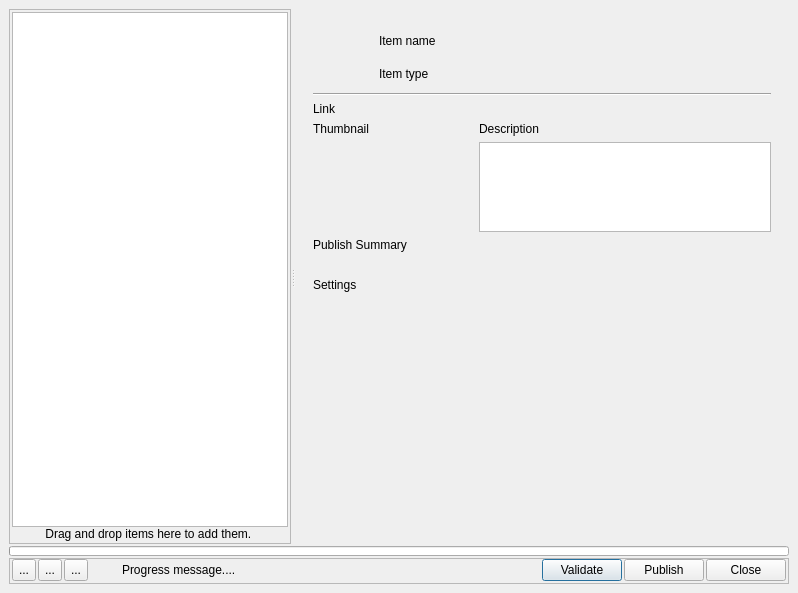
First picture: the form in resources/dialog.ui, repository shotgunsoftware/tk-multi-publish2, before the edit.
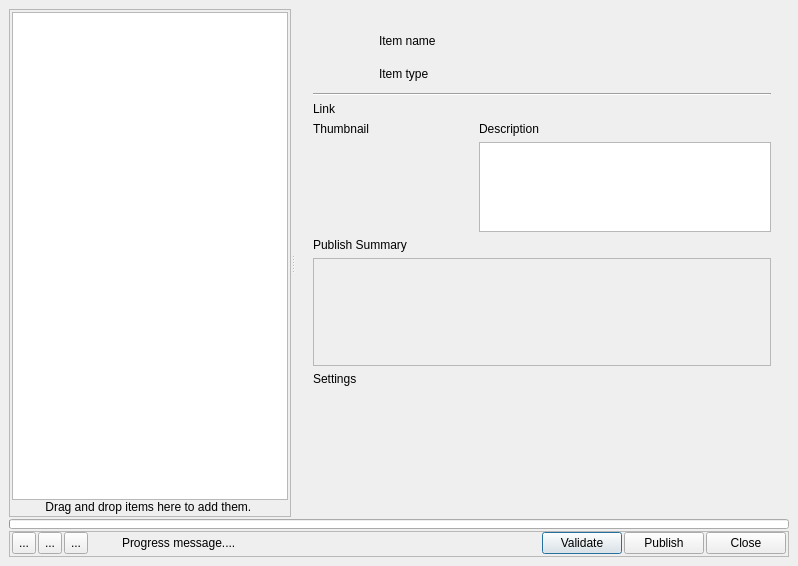
Second picture: the form after the edit. Icons and pictures are not drawn. Custom widgets are drawn as their Qt base class.

What changed in the file:
```diff
--- a/resources/dialog.ui
+++ b/resources/dialog.ui
@@ -7,7 +7,7 @@
     <x>0</x>
     <y>0</y>
     <width>798</width>
-    <height>593</height>
+    <height>566</height>
    </rect>
   </property>
   <property name="windowTitle">
@@ -380,6 +380,27 @@
                    </widget>
                   </item>
                   <item>
+                   <widget class="QScrollArea" name="scrollArea">
+                    <property name="widgetResizable">
+                     <bool>true</bool>
+                    </property>
+                    <widget class="QWidget" name="scrollAreaWidgetContents">
+                     <property name="geometry">
+                      <rect>
+                       <x>0</x>
+                       <y>0</y>
+                       <width>445</width>
+                       <height>76</height>
+                      </rect>
+                     </property>
+                     <layout class="QVBoxLayout" name="verticalLayout_10" stretch="0,1">
+                      <property name="spacing">
+                       <number>0</number>
+                      </property>
+                      <property name="margin">
+                       <number>0</number>
+                      </property>
+                      <item>
                    <widget class="QLabel" name="item_summary">
                     <property name="text">
                      <string/>
@@ -387,6 +408,17 @@
                     <property name="wordWrap">
                      <bool>true</bool>
                     </property>
+                       </widget>
+                      </item>
+                      <item>
+                       <widget class="QLabel" name="expander_label">
+                        <property name="text">
+                         <string/>
+                        </property>
+                       </widget>
+                      </item>
+                     </layout>
+                    </widget>
                    </widget>
                   </item>
                   <item>
```
Left out of the diff: 2 changed lines with no effect on the pictures. Lines whose indentation alone changed are shown as unchanged.
